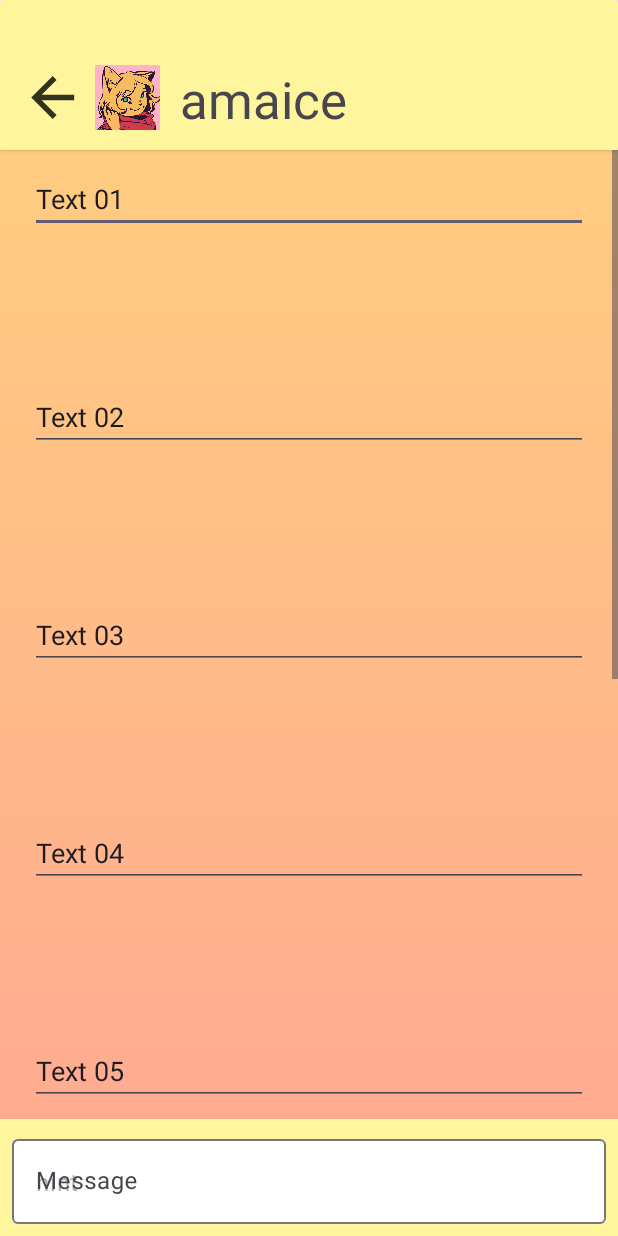
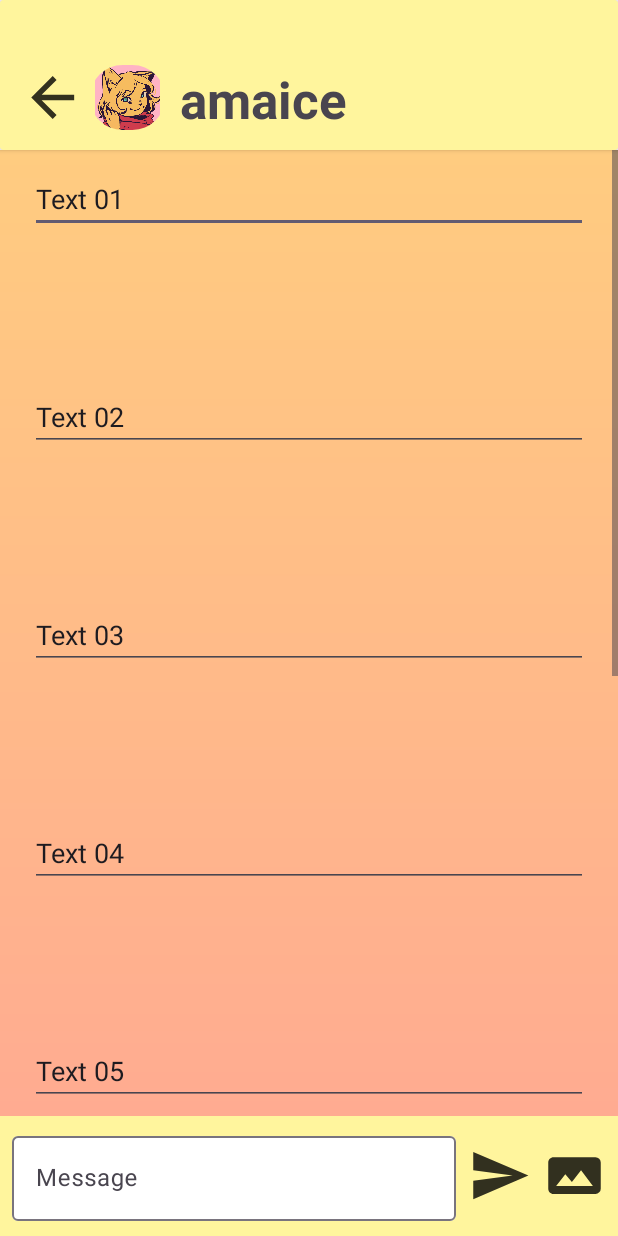
Before and after one commit to UWP-Bonfire/Bonfire-Android, an Android app built with Jetpack Compose: the MainActivity screen opened directly, with no data from a screen before it, on a phone screen of 412 x 824 dp. Run offline under Robolectric (Android 15) with nearby library versions, the phone set to English and light mode, and no system bars; Roboto replaces fonts that are not available here.

Commit message:
Working on message bubble and screen design

```diff
--- a/app/src/main/java/com/example/bonfire/MainActivity.kt
+++ b/app/src/main/java/com/example/bonfire/MainActivity.kt
@@ -14,18 +14,19 @@ class MainActivity : AppCompatActivity() {
     override fun onCreate(savedInstanceState: Bundle?) {
         super.onCreate(savedInstanceState)
         setContentView(R.layout.layout)
+
+        // Prevent dark mode
         AppCompatDelegate.setDefaultNightMode(AppCompatDelegate.MODE_NIGHT_NO)
 
         val rootView = findViewById<View?>(android.R.id.content)
 
-        ViewCompat.setOnApplyWindowInsetsListener(
-            rootView,
-            OnApplyWindowInsetsListener { v: View?, insets: WindowInsetsCompat? ->
+        if (rootView != null) {
+            ViewCompat.setOnApplyWindowInsetsListener(
+                rootView
+            ) { v: View?, insets: WindowInsetsCompat? ->
                 val imeInsets: Insets = insets!!.getInsets(WindowInsetsCompat.Type.ime())
                 val navInsets: Insets = insets.getInsets(WindowInsetsCompat.Type.navigationBars())
-
-
-                val bottomInset: Int = Math.max(imeInsets.bottom, navInsets.bottom)
+                val bottomInset: Int = imeInsets.bottom.coerceAtLeast(navInsets.bottom)
 
                 rootView.setPadding(
                     navInsets.left,
@@ -34,6 +35,7 @@ class MainActivity : AppCompatActivity() {
                     bottomInset
                 )
                 insets
-            })
+            }
+        }
     }
 }
--- /dev/null
+++ b/app/src/main/res/drawable/send.xml
@@ -0,0 +1,9 @@
+<vector xmlns:android="http://schemas.android.com/apk/res/android"
+    android:width="24dp"
+    android:height="24dp"
+    android:viewportWidth="24"
+    android:viewportHeight="24">
+  <path
+      android:fillColor="#FF000000"
+      android:pathData="M2,21L23,12L2,3V10L17,12L2,14V21Z"/>
+</vector>
--- a/app/src/main/res/layout/layout.xml
+++ b/app/src/main/res/layout/layout.xml
@@ -2,19 +2,21 @@
 
 <LinearLayout xmlns:android="http://schemas.android.com/apk/res/android"
     xmlns:app="http://schemas.android.com/apk/res-auto"
-    android:id="@+id/content"
+    android:id="@+id/chat_content"
     android:layout_width="match_parent"
     android:layout_height="fill_parent"
     android:fitsSystemWindows="false"
     android:orientation="vertical">
 
     <androidx.cardview.widget.CardView
+        android:id="@+id/chat_cardView"
         android:layout_width="match_parent"
         android:layout_height="100dp"
         android:layout_weight="0"
         app:cardBackgroundColor="@color/bg_yellow">
 
         <LinearLayout
+            android:id="@+id/chat_cardView_LinearLayout"
             android:layout_width="match_parent"
             android:layout_height="50dp"
             android:layout_gravity="bottom"
@@ -24,26 +26,28 @@
             android:paddingStart="10dp">
 
             <ImageView
-                android:id="@+id/imageView2"
+                android:id="@+id/chat_cardView_backArrow"
                 android:layout_width="50dp"
                 android:layout_height="match_parent"
                 android:alpha=".8"
                 app:srcCompat="@drawable/arrow_left" />
 
-            <ImageView
-                android:id="@+id/imageView"
+            <com.google.android.material.imageview.ShapeableImageView
+                android:id="@+id/chat_cardView_UserIcon"
                 android:layout_width="50dp"
                 android:layout_height="wrap_content"
+                app:shapeAppearanceOverlay="@style/Circular"
                 app:srcCompat="@drawable/amaice_profile_picture" />
 
             <TextView
-                android:id="@+id/textView"
+                android:id="@+id/chat_cardView_UserName"
                 android:layout_width="wrap_content"
                 android:layout_height="match_parent"
                 android:layout_weight="0"
                 android:gravity="center_vertical"
                 android:paddingStart="10dp"
                 android:text="amaice"
+                android:textStyle="bold"
                 android:textSize="34sp" />
 
         </LinearLayout>
@@ -51,12 +55,14 @@
     </androidx.cardview.widget.CardView>
 
     <ScrollView
+        android:id="@+id/chat_ScrollView"
         android:layout_width="match_parent"
         android:layout_height="fill_parent"
         android:layout_weight="1"
         android:background="@drawable/gradient_drawable">
 
         <LinearLayout
+            android:id="@+id/chat_ScrollView_LinearLayout"
             android:layout_width="match_parent"
             android:layout_height="wrap_content"
             android:orientation="vertical"
@@ -116,19 +122,58 @@
         </LinearLayout>
     </ScrollView>
 
+
+
+<LinearLayout
+    android:id="@+id/chat_MessageBar"
+    android:layout_width="match_parent"
+    android:layout_height="80dp"
+    android:orientation="horizontal"
+    android:background="@color/bg_yellow">
+
     <com.google.android.material.textfield.TextInputLayout
+        android:id="@+id/chat_MessageBar_TextInputLayout"
         android:layout_width="match_parent"
-        android:layout_height="wrap_content"
-        android:layout_weight="0"
-        android:background="@color/bg_yellow"
+        android:layout_height="match_parent"
+        android:layout_weight="1"
         android:hint="Message"
         android:padding="8dp"
         app:boxBackgroundColor="@color/white">
 
         <com.google.android.material.textfield.TextInputEditText
+            android:id="@+id/chat_MessageBar_TextInputEditText"
             android:layout_width="match_parent"
             android:layout_height="wrap_content"
-            android:hint="hint" />
+        />
+
     </com.google.android.material.textfield.TextInputLayout>
 
+
+    <ImageView
+        android:id="@+id/chat_MessageBar_SendButton"
+        android:layout_width="50dp"
+        android:layout_height="50dp"
+        android:layout_weight="0"
+        android:alpha=".8"
+        android:contentDescription="Send"
+        android:paddingStart="0dp"
+        android:paddingEnd="8dp"
+        android:layout_gravity="center"
+        app:srcCompat="@drawable/send" />
+
+    <ImageView
+        android:id="@+id/chat_MessageBar_ImageButton"
+        android:layout_width="50dp"
+        android:layout_height="50dp"
+        android:layout_weight="0"
+        android:alpha=".8"
+        android:paddingStart="0dp"
+        android:paddingEnd="8dp"
+        android:layout_gravity="center"
+        android:contentDescription="Image send"
+        app:srcCompat="@drawable/image_area" />
 </LinearLayout>
+
+
+
+</LinearLayout>
--- a/app/src/main/res/values/themes.xml
+++ b/app/src/main/res/values/themes.xml
@@ -1,12 +1,17 @@
 <?xml version="1.0" encoding="utf-8"?>
 <resources>
 
-    <style name="Theme.Bonfire" parent="android:Theme.Material.Light.NoActionBar" />
+    <style name="Theme.Bonfire" parent="android:Theme.Material.Light.NoActionBar">
+        <!--Font style-->
+
+
+    </style>
     <!-- Base application theme. -->
     <style name="Base.Theme.Bonfire" parent="Theme.Material3.DayNight.NoActionBar">
         <!-- Customize your light theme here. -->
         <!-- <item name="colorPrimary">@color/my_light_primary</item> -->
     </style>
+
     <style name="AppTheme" parent="TextAppearance.AppCompat">
         <item name="android:textViewStyle">@style/TextViewStyle</item>
         <item name="android:buttonStyle">@style/ButtonStyle</item>
@@ -14,8 +19,17 @@
     <style name="TextViewStyle" parent="android:Widget.TextView">
         <item name="android:fontFamily">@font/inter</item>
     </style>
-
     <style name="ButtonStyle" parent="android:Widget.Holo.Button">
         <item name="android:fontFamily">@font/inter</item>
     </style>
+
+
+    <!--Cut images into shapes-->
+    <style name="Circular">
+        <item name="cornerSize">50%</item>
+    </style>
+
+    <style name="RoundedSquare">
+        <item name="cornerSize">10%</item>
+    </style>
 </resources>
```
Also changed, not shown: app/src/main/res/drawable/bubble_message.xml (deleted, +0 -20 lines), app/src/main/res/layout/message.xml (added, +91 -0 lines).
